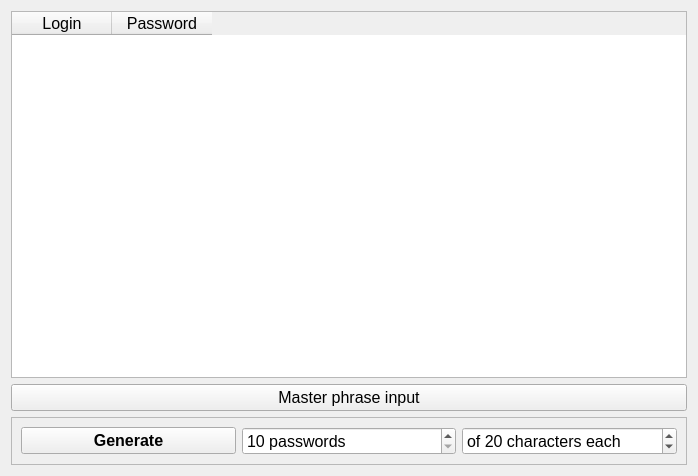
nawww83/AllPass, file widget.ui: the form before one commit.
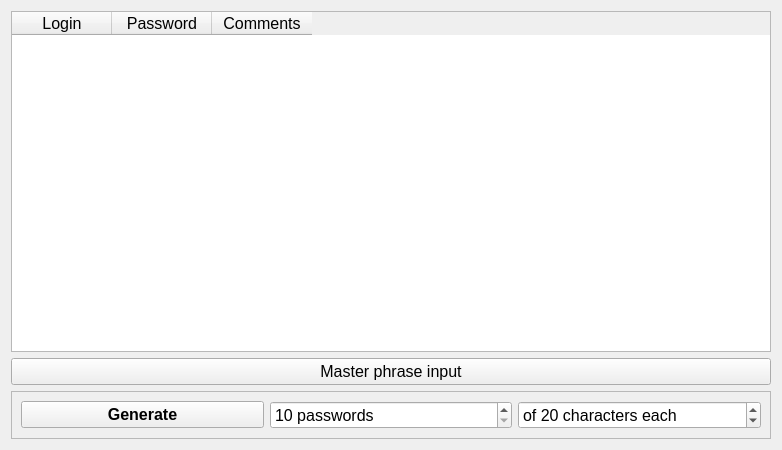
The form after the commit.

Commit message: Add copy, edit, clear

```diff
--- a/widget.ui
+++ b/widget.ui
@@ -6,8 +6,8 @@
    <rect>
     <x>0</x>
     <y>0</y>
-    <width>698</width>
-    <height>476</height>
+    <width>782</width>
+    <height>450</height>
    </rect>
   </property>
   <property name="windowTitle">
@@ -33,6 +33,11 @@
          <string>Password</string>
         </property>
        </column>
+       <column>
+        <property name="text">
+         <string>Comments</string>
+        </property>
+       </column>
       </widget>
      </item>
      <item>
```
Left out of the diff: 3 changed lines with no effect on the pictures. The commit also changes 2 other files.
